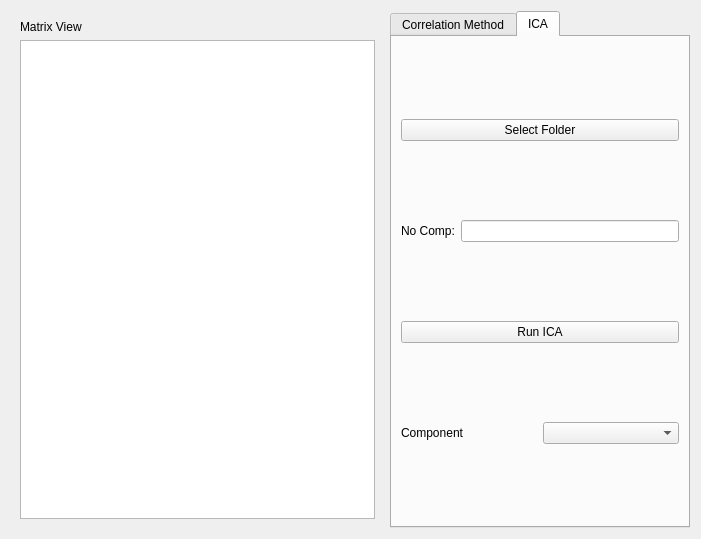
This is PearsonCorrelation/ROIBasedPanel.ui in Beastmaster/BrainConnectivityDetection as Qt 5 draws it before an edit. The edited form follows.
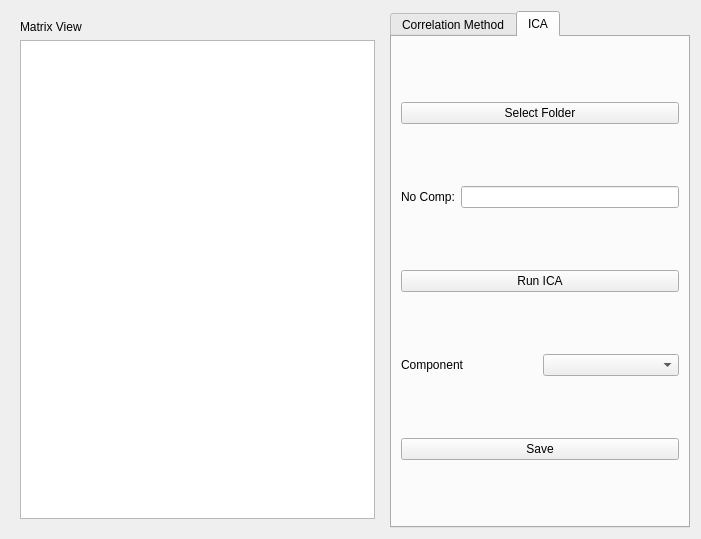
This is the edited form. The open tabs and pages were chosen to show the change.

Commit message: update ICA algorithm

What changed in the file:
```diff
--- a/PearsonCorrelation/ROIBasedPanel.ui
+++ b/PearsonCorrelation/ROIBasedPanel.ui
@@ -313,6 +313,13 @@
          </item>
         </layout>
        </item>
+       <item>
+        <widget class="QPushButton" name="save_comp_Btn">
+         <property name="text">
+          <string>Save</string>
+         </property>
+        </widget>
+       </item>
       </layout>
      </widget>
     </widget>
```
Left out of the diff: 2 changed lines with no effect on the pictures. The commit also changes 2 other files.
